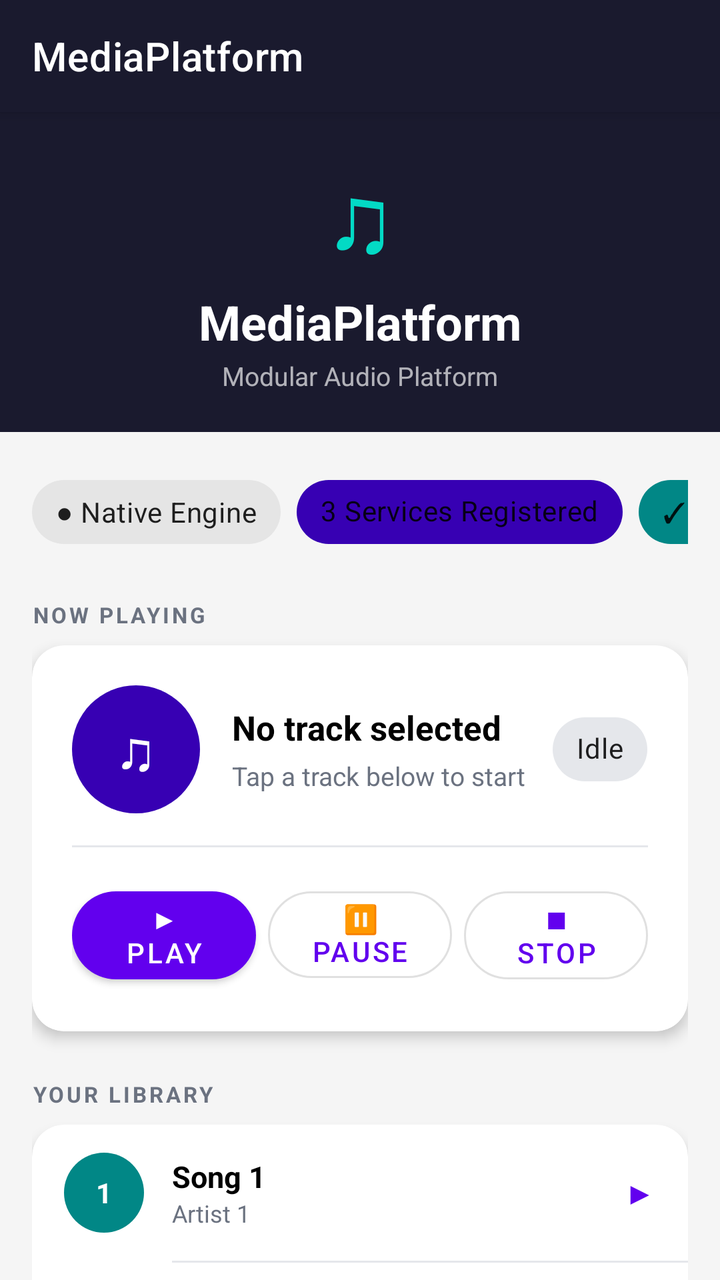
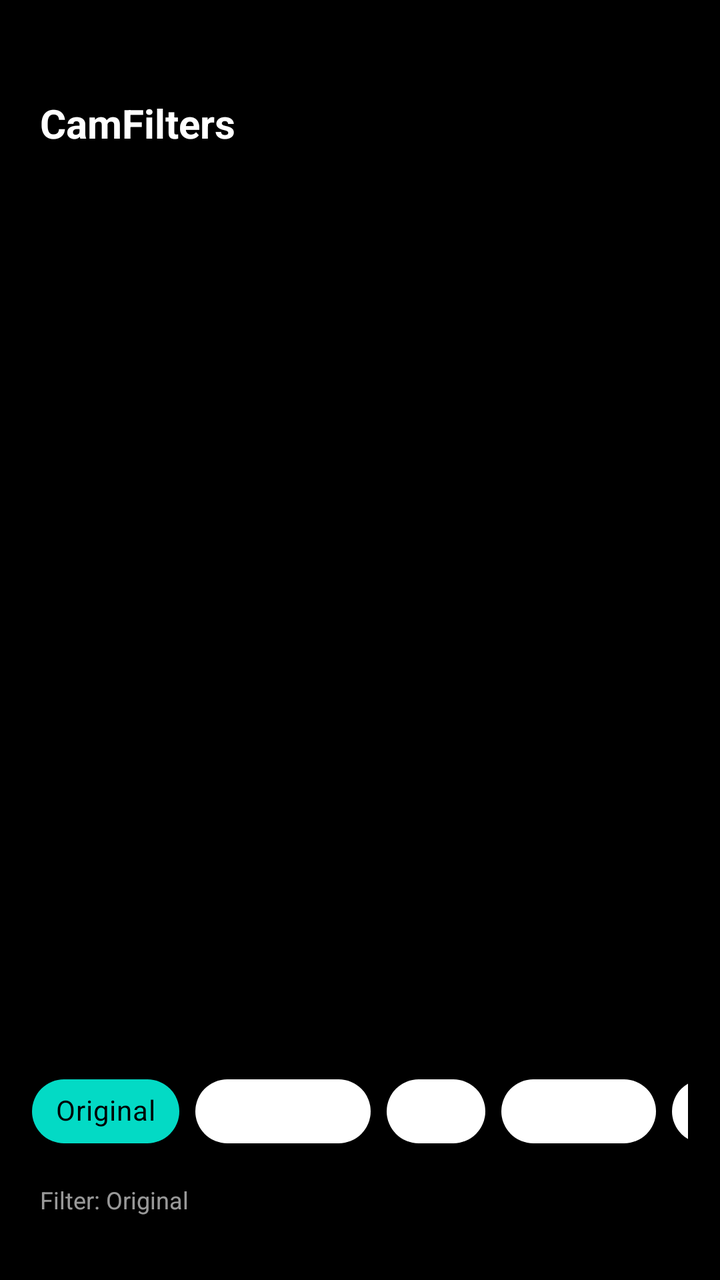

Screens rendered from an Android XML layout before and after an edit, with the pre-edit source and the edit as a unified diff.
<!-- AndroidManifest.xml: application theme Theme.PlatformSandbox -->
<!-- res/layout/activity_main.xml -->
<?xml version="1.0" encoding="utf-8"?>
<androidx.coordinatorlayout.widget.CoordinatorLayout
    xmlns:android="http://schemas.android.com/apk/res/android"
    xmlns:app="http://schemas.android.com/apk/res-auto"
    android:layout_width="match_parent"
    android:layout_height="match_parent"
    android:background="@color/surface_light">

    
    <com.google.android.material.appbar.AppBarLayout
        android:id="@+id/appBarLayout"
        android:layout_width="match_parent"
        android:layout_height="wrap_content"
        android:background="@color/header_bg">

        <androidx.appcompat.widget.Toolbar
            android:id="@+id/toolbar"
            android:layout_width="match_parent"
            android:layout_height="?attr/actionBarSize"
            android:background="@color/header_bg"
            app:title="MediaPlatform"
            app:titleTextColor="@color/white" />

    </com.google.android.material.appbar.AppBarLayout>

    <androidx.core.widget.NestedScrollView
        android:layout_width="match_parent"
        android:layout_height="match_parent"
        app:layout_behavior="@string/appbar_scrolling_view_behavior">

        <LinearLayout
            android:layout_width="match_parent"
            android:layout_height="wrap_content"
            android:orientation="vertical">

            
            <LinearLayout
                android:layout_width="match_parent"
                android:layout_height="160dp"
                android:orientation="vertical"
                android:gravity="center"
                android:background="@color/header_bg">

                <TextView
                    android:layout_width="wrap_content"
                    android:layout_height="wrap_content"
                    android:text="♫"
                    android:textSize="48sp"
                    android:textColor="@color/teal_200" />

                <TextView
                    android:layout_width="wrap_content"
                    android:layout_height="wrap_content"
                    android:text="MediaPlatform"
                    android:textSize="24sp"
                    android:textStyle="bold"
                    android:textColor="@color/white"
                    android:layout_marginTop="4dp" />

                <TextView
                    android:layout_width="wrap_content"
                    android:layout_height="wrap_content"
                    android:text="Modular Audio Platform"
                    android:textSize="13sp"
                    android:textColor="#AAFFFFFF"
                    android:layout_marginTop="2dp" />

            </LinearLayout>

            
            <LinearLayout
                android:layout_width="match_parent"
                android:layout_height="wrap_content"
                android:orientation="vertical"
                android:padding="16dp">

                
                <HorizontalScrollView
                    android:layout_width="match_parent"
                    android:layout_height="wrap_content"
                    android:scrollbars="none"
                    android:layout_marginBottom="20dp">

                    <LinearLayout
                        android:layout_width="wrap_content"
                        android:layout_height="wrap_content"
                        android:orientation="horizontal"
                        android:gravity="center_vertical">

                        <com.google.android.material.chip.Chip
                            android:id="@+id/chipNativeEngine"
                            android:layout_width="wrap_content"
                            android:layout_height="wrap_content"
                            android:text="● Native Engine"
                            android:clickable="false"
                            android:focusable="false"
                            android:layout_marginEnd="8dp" />

                        <com.google.android.material.chip.Chip
                            android:id="@+id/chipServices"
                            android:layout_width="wrap_content"
                            android:layout_height="wrap_content"
                            android:text="3 Services Registered"
                            android:clickable="false"
                            android:focusable="false"
                            app:chipBackgroundColor="@color/purple_700"
                            android:layout_marginEnd="8dp" />

                        <com.google.android.material.chip.Chip
                            android:id="@+id/chipIsolation"
                            android:layout_width="wrap_content"
                            android:layout_height="wrap_content"
                            android:text="✓ Isolation: Enforced"
                            android:clickable="false"
                            android:focusable="false"
                            app:chipBackgroundColor="@color/teal_700" />

                    </LinearLayout>
                </HorizontalScrollView>

                
                <TextView
                    android:layout_width="wrap_content"
                    android:layout_height="wrap_content"
                    android:text="NOW PLAYING"
                    android:textSize="11sp"
                    android:textStyle="bold"
                    android:letterSpacing="0.12"
                    android:textColor="@color/text_secondary"
                    android:layout_marginBottom="8dp" />

                <com.google.android.material.card.MaterialCardView
                    android:layout_width="match_parent"
                    android:layout_height="wrap_content"
                    android:layout_marginBottom="24dp"
                    app:cardCornerRadius="16dp"
                    app:cardElevation="4dp"
                    app:cardBackgroundColor="@color/white">

                    <LinearLayout
                        android:layout_width="match_parent"
                        android:layout_height="wrap_content"
                        android:orientation="vertical"
                        android:padding="20dp">

                        
                        <LinearLayout
                            android:layout_width="match_parent"
                            android:layout_height="wrap_content"
                            android:orientation="horizontal"
                            android:gravity="center_vertical"
                            android:layout_marginBottom="16dp">

                            <FrameLayout
                                android:layout_width="64dp"
                                android:layout_height="64dp"
                                android:layout_marginEnd="16dp"
                                android:background="@drawable/bg_album_art">

                                <TextView
                                    android:layout_width="wrap_content"
                                    android:layout_height="wrap_content"
                                    android:layout_gravity="center"
                                    android:text="♫"
                                    android:textSize="28sp"
                                    android:textColor="@color/white" />

                            </FrameLayout>

                            <LinearLayout
                                android:layout_width="0dp"
                                android:layout_height="wrap_content"
                                android:layout_weight="1"
                                android:orientation="vertical">

                                <TextView
                                    android:id="@+id/nowPlayingTitle"
                                    android:layout_width="wrap_content"
                                    android:layout_height="wrap_content"
                                    android:text="No track selected"
                                    android:textSize="17sp"
                                    android:textStyle="bold"
                                    android:textColor="@color/black" />

                                <TextView
                                    android:id="@+id/nowPlayingArtist"
                                    android:layout_width="wrap_content"
                                    android:layout_height="wrap_content"
                                    android:text="Tap a track below to start"
                                    android:textSize="13sp"
                                    android:textColor="@color/text_secondary"
                                    android:layout_marginTop="4dp" />

                            </LinearLayout>

                            <com.google.android.material.chip.Chip
                                android:id="@+id/chipPlaybackState"
                                android:layout_width="wrap_content"
                                android:layout_height="wrap_content"
                                android:text="Idle"
                                android:clickable="false"
                                android:focusable="false"
                                app:chipBackgroundColor="@color/chip_idle_bg" />

                        </LinearLayout>

                        
                        <View
                            android:layout_width="match_parent"
                            android:layout_height="1dp"
                            android:background="@color/track_divider"
                            android:layout_marginBottom="16dp" />

                        
                        <LinearLayout
                            android:layout_width="match_parent"
                            android:layout_height="wrap_content"
                            android:orientation="horizontal">

                            <com.google.android.material.button.MaterialButton
                                android:id="@+id/btnPlay"
                                android:layout_width="0dp"
                                android:layout_weight="1"
                                android:layout_height="wrap_content"
                                android:text="▶  Play"
                                android:layout_marginEnd="6dp"
                                app:cornerRadius="24dp"
                                style="@style/Widget.MaterialComponents.Button" />

                            <com.google.android.material.button.MaterialButton
                                android:id="@+id/btnPause"
                                android:layout_width="0dp"
                                android:layout_weight="1"
                                android:layout_height="wrap_content"
                                android:text="⏸  Pause"
                                android:layout_marginEnd="6dp"
                                app:cornerRadius="24dp"
                                style="@style/Widget.MaterialComponents.Button.OutlinedButton" />

                            <com.google.android.material.button.MaterialButton
                                android:id="@+id/btnStop"
                                android:layout_width="0dp"
                                android:layout_weight="1"
                                android:layout_height="wrap_content"
                                android:text="■  Stop"
                                app:cornerRadius="24dp"
                                style="@style/Widget.MaterialComponents.Button.OutlinedButton" />

                        </LinearLayout>

                    </LinearLayout>

                </com.google.android.material.card.MaterialCardView>

                
                <TextView
                    android:layout_width="wrap_content"
                    android:layout_height="wrap_content"
                    android:text="YOUR LIBRARY"
                    android:textSize="11sp"
                    android:textStyle="bold"
                    android:letterSpacing="0.12"
                    android:textColor="@color/text_secondary"
                    android:layout_marginBottom="8dp" />

                <com.google.android.material.card.MaterialCardView
                    android:layout_width="match_parent"
                    android:layout_height="wrap_content"
                    android:layout_marginBottom="24dp"
                    app:cardCornerRadius="16dp"
                    app:cardElevation="4dp"
                    app:cardBackgroundColor="@color/white">

                    <LinearLayout
                        android:layout_width="match_parent"
                        android:layout_height="wrap_content"
                        android:orientation="vertical">

                        
                        <LinearLayout
                            android:id="@+id/trackRow1"
                            android:layout_width="match_parent"
                            android:layout_height="68dp"
                            android:orientation="horizontal"
                            android:gravity="center_vertical"
                            android:paddingStart="16dp"
                            android:paddingEnd="16dp"
                            android:background="?attr/selectableItemBackground"
                            android:clickable="true"
                            android:focusable="true">

                            <TextView
                                android:layout_width="40dp"
                                android:layout_height="40dp"
                                android:text="1"
                                android:textSize="14sp"
                                android:textColor="@color/white"
                                android:textStyle="bold"
                                android:gravity="center"
                                android:background="@drawable/bg_track_number"
                                android:layout_marginEnd="14dp" />

                            <LinearLayout
                                android:layout_width="0dp"
                                android:layout_height="wrap_content"
                                android:layout_weight="1"
                                android:orientation="vertical">

                                <TextView
                                    android:id="@+id/track1Title"
                                    android:layout_width="wrap_content"
                                    android:layout_height="wrap_content"
                                    android:text="Song 1"
                                    android:textSize="15sp"
                                    android:textStyle="bold"
                                    android:textColor="@color/black" />

                                <TextView
                                    android:id="@+id/track1Artist"
                                    android:layout_width="wrap_content"
                                    android:layout_height="wrap_content"
                                    android:text="Artist 1"
                                    android:textSize="12sp"
                                    android:textColor="@color/text_secondary" />

                            </LinearLayout>

                            <TextView
                                android:layout_width="wrap_content"
                                android:layout_height="wrap_content"
                                android:text="▶"
                                android:textSize="16sp"
                                android:textColor="@color/purple_500" />

                        </LinearLayout>

                        <View
                            android:layout_width="match_parent"
                            android:layout_height="1dp"
                            android:background="@color/track_divider"
                            android:layout_marginStart="70dp" />

                        
                        <LinearLayout
                            android:id="@+id/trackRow2"
                            android:layout_width="match_parent"
                            android:layout_height="68dp"
                            android:orientation="horizontal"
                            android:gravity="center_vertical"
                            android:paddingStart="16dp"
                            android:paddingEnd="16dp"
                            android:background="?attr/selectableItemBackground"
                            android:clickable="true"
                            android:focusable="true">

                            <TextView
                                android:layout_width="40dp"
                                android:layout_height="40dp"
                                android:text="2"
                                android:textSize="14sp"
                                android:textColor="@color/white"
                                android:textStyle="bold"
                                android:gravity="center"
                                android:background="@drawable/bg_track_number"
                                android:layout_marginEnd="14dp" />

                            <LinearLayout
                                android:layout_width="0dp"
                                android:layout_height="wrap_content"
                                android:layout_weight="1"
                                android:orientation="vertical">

                                <TextView
                                    android:id="@+id/track2Title"
                                    android:layout_width="wrap_content"
                                    android:layout_height="wrap_content"
                                    android:text="Song 2"
                                    android:textSize="15sp"
                                    android:textStyle="bold"
                                    android:textColor="@color/black" />

                                <TextView
                                    android:id="@+id/track2Artist"
                                    android:layout_width="wrap_content"
                                    android:layout_height="wrap_content"
                                    android:text="Artist 2"
                                    android:textSize="12sp"
                                    android:textColor="@color/text_secondary" />

                            </LinearLayout>

                            <TextView
                                android:layout_width="wrap_content"
                                android:layout_height="wrap_content"
                                android:text="▶"
                                android:textSize="16sp"
                                android:textColor="@color/purple_500" />

                        </LinearLayout>

                        <View
                            android:layout_width="match_parent"
                            android:layout_height="1dp"
                            android:background="@color/track_divider"
                            android:layout_marginStart="70dp" />

                        
                        <LinearLayout
                            android:id="@+id/trackRow3"
                            android:layout_width="match_parent"
                            android:layout_height="68dp"
                            android:orientation="horizontal"
                            android:gravity="center_vertical"
                            android:paddingStart="16dp"
                            android:paddingEnd="16dp"
                            android:background="?attr/selectableItemBackground"
                            android:clickable="true"
                            android:focusable="true">

                            <TextView
                                android:layout_width="40dp"
                                android:layout_height="40dp"
                                android:text="3"
                                android:textSize="14sp"
                                android:textColor="@color/white"
                                android:textStyle="bold"
                                android:gravity="center"
                                android:background="@drawable/bg_track_number"
                                android:layout_marginEnd="14dp" />

                            <LinearLayout
                                android:layout_width="0dp"
                                android:layout_height="wrap_content"
                                android:layout_weight="1"
                                android:orientation="vertical">

                                <TextView
                                    android:id="@+id/track3Title"
                                    android:layout_width="wrap_content"
                                    android:layout_height="wrap_content"
                                    android:text="Song 3"
                                    android:textSize="15sp"
                                    android:textStyle="bold"
                                    android:textColor="@color/black" />

                                <TextView
                                    android:id="@+id/track3Artist"
                                    android:layout_width="wrap_content"
                                    android:layout_height="wrap_content"
                                    android:text="Artist 3"
                                    android:textSize="12sp"
                                    android:textColor="@color/text_secondary" />

                            </LinearLayout>

                            <TextView
                                android:layout_width="wrap_content"
                                android:layout_height="wrap_content"
                                android:text="▶"
                                android:textSize="16sp"
                                android:textColor="@color/purple_500" />

                        </LinearLayout>

                    </LinearLayout>

                </com.google.android.material.card.MaterialCardView>

                
                <TextView
                    android:layout_width="wrap_content"
                    android:layout_height="wrap_content"
                    android:text="PLATFORM MODULES"
                    android:textSize="11sp"
                    android:textStyle="bold"
                    android:letterSpacing="0.12"
                    android:textColor="@color/text_secondary"
                    android:layout_marginBottom="8dp" />

                <com.google.android.material.card.MaterialCardView
                    android:layout_width="match_parent"
                    android:layout_height="wrap_content"
                    android:layout_marginBottom="32dp"
                    app:cardCornerRadius="16dp"
                    app:cardElevation="4dp"
                    app:cardBackgroundColor="@color/white">

                    <LinearLayout
                        android:layout_width="match_parent"
                        android:layout_height="wrap_content"
                        android:orientation="vertical"
                        android:padding="8dp">

                        
                        <LinearLayout
                            android:layout_width="match_parent"
                            android:layout_height="wrap_content"
                            android:orientation="horizontal"
                            android:gravity="center_vertical"
                            android:padding="12dp">

                            <View
                                android:layout_width="10dp"
                                android:layout_height="10dp"
                                android:background="@drawable/bg_track_number"
                                android:layout_marginEnd="14dp" />

                            <LinearLayout
                                android:layout_width="0dp"
                                android:layout_height="wrap_content"
                                android:layout_weight="1"
                                android:orientation="vertical">

                                <TextView
                                    android:layout_width="wrap_content"
                                    android:layout_height="wrap_content"
                                    android:text="platform:core"
                                    android:textSize="13sp"
                                    android:textStyle="bold"
                                    android:textColor="@color/black" />

                                <TextView
                                    android:layout_width="wrap_content"
                                    android:layout_height="wrap_content"
                                    android:text="Pure Kotlin utilities · Result · Disposable"
                                    android:textSize="11sp"
                                    android:textColor="@color/text_secondary" />

                            </LinearLayout>

                        </LinearLayout>

                        <View
                            android:layout_width="match_parent"
                            android:layout_height="1dp"
                            android:background="@color/track_divider"
                            android:layout_marginStart="36dp" />

                        
                        <LinearLayout
                            android:layout_width="match_parent"
                            android:layout_height="wrap_content"
                            android:orientation="horizontal"
                            android:gravity="center_vertical"
                            android:padding="12dp">

                            <View
                                android:layout_width="10dp"
                                android:layout_height="10dp"
                                android:background="@drawable/bg_track_number"
                                android:layout_marginEnd="14dp" />

                            <LinearLayout
                                android:layout_width="0dp"
                                android:layout_height="wrap_content"
                                android:layout_weight="1"
                                android:orientation="vertical">

                                <TextView
                                    android:layout_width="wrap_content"
                                    android:layout_height="wrap_content"
                                    android:text="platform:services"
                                    android:textSize="13sp"
                                    android:textStyle="bold"
                                    android:textColor="@color/black" />

                                <TextView
                                    android:layout_width="wrap_content"
                                    android:layout_height="wrap_content"
                                    android:text="Service lifecycle · ServiceRegistry · ordered start/stop"
                                    android:textSize="11sp"
                                    android:textColor="@color/text_secondary" />

                            </LinearLayout>

                        </LinearLayout>

                        <View
                            android:layout_width="match_parent"
                            android:layout_height="1dp"
                            android:background="@color/track_divider"
                            android:layout_marginStart="36dp" />

                        
                        <LinearLayout
                            android:layout_width="match_parent"
                            android:layout_height="wrap_content"
                            android:orientation="horizontal"
                            android:gravity="center_vertical"
                            android:padding="12dp">

                            <View
                                android:layout_width="10dp"
                                android:layout_height="10dp"
                                android:background="@drawable/bg_album_art"
                                android:layout_marginEnd="14dp" />

                            <LinearLayout
                                android:layout_width="0dp"
                                android:layout_height="wrap_content"
                                android:layout_weight="1"
                                android:orientation="vertical">

                                <TextView
                                    android:layout_width="wrap_content"
                                    android:layout_height="wrap_content"
                                    android:text="platform:native-bridge"
                                    android:textSize="13sp"
                                    android:textStyle="bold"
                                    android:textColor="@color/black" />

                                <TextView
                                    android:layout_width="wrap_content"
                                    android:layout_height="wrap_content"
                                    android:text="JNI boundary · Kotlin ↔ C++ · NativeEngine"
                                    android:textSize="11sp"
                                    android:textColor="@color/text_secondary" />

                            </LinearLayout>

                        </LinearLayout>

                        <View
                            android:layout_width="match_parent"
                            android:layout_height="1dp"
                            android:background="@color/track_divider"
                            android:layout_marginStart="36dp" />

                        
                        <LinearLayout
                            android:layout_width="match_parent"
                            android:layout_height="wrap_content"
                            android:orientation="horizontal"
                            android:gravity="center_vertical"
                            android:padding="12dp">

                            <View
                                android:layout_width="10dp"
                                android:layout_height="10dp"
                                android:background="@drawable/bg_album_art"
                                android:layout_marginEnd="14dp" />

                            <LinearLayout
                                android:layout_width="0dp"
                                android:layout_height="wrap_content"
                                android:layout_weight="1"
                                android:orientation="vertical">

                                <TextView
                                    android:layout_width="wrap_content"
                                    android:layout_height="wrap_content"
                                    android:text="features:playback"
                                    android:textSize="13sp"
                                    android:textStyle="bold"
                                    android:textColor="@color/black" />

                                <TextView
                                    android:layout_width="wrap_content"
                                    android:layout_height="wrap_content"
                                    android:text="Isolated feature · play · pause · stop · state"
                                    android:textSize="11sp"
                                    android:textColor="@color/text_secondary" />

                            </LinearLayout>

                        </LinearLayout>

                        <View
                            android:layout_width="match_parent"
                            android:layout_height="1dp"
                            android:background="@color/track_divider"
                            android:layout_marginStart="36dp" />

                        
                        <LinearLayout
                            android:layout_width="match_parent"
                            android:layout_height="wrap_content"
                            android:orientation="horizontal"
                            android:gravity="center_vertical"
                            android:padding="12dp">

                            <View
                                android:layout_width="10dp"
                                android:layout_height="10dp"
                                android:background="@drawable/bg_album_art"
                                android:layout_marginEnd="14dp" />

                            <LinearLayout
                                android:layout_width="0dp"
                                android:layout_height="wrap_content"
                                android:layout_weight="1"
                                android:orientation="vertical">

                                <TextView
                                    android:layout_width="wrap_content"
                                    android:layout_height="wrap_content"
                                    android:text="features:library"
                                    android:textSize="13sp"
                                    android:textStyle="bold"
                                    android:textColor="@color/black" />

                                <TextView
                                    android:layout_width="wrap_content"
                                    android:layout_height="wrap_content"
                                    android:text="Isolated feature · track list · selection"
                                    android:textSize="11sp"
                                    android:textColor="@color/text_secondary" />

                            </LinearLayout>

                        </LinearLayout>

                    </LinearLayout>

                </com.google.android.material.card.MaterialCardView>

            </LinearLayout>

        </LinearLayout>

    </androidx.core.widget.NestedScrollView>

</androidx.coordinatorlayout.widget.CoordinatorLayout>
<!-- resources referenced by this layout -->
<resources>
  <color name="black">#FF000000</color>
  <color name="chip_idle_bg">#FFE5E7EB</color>
  <color name="header_bg">#FF1A1A2E</color>
  <color name="purple_500">#FF6200EE</color>
  <color name="purple_700">#FF3700B3</color>
  <color name="surface_light">#FFF5F5F5</color>
  <color name="teal_200">#FF03DAC5</color>
  <color name="teal_700">#FF018786</color>
  <color name="text_secondary">#FF6B7280</color>
  <color name="track_divider">#FFE5E7EB</color>
  <color name="white">#FFFFFFFF</color>
  <!-- drawable bg_album_art (drawable) -->
  <?xml version="1.0" encoding="utf-8"?>
  <shape xmlns:android="http://schemas.android.com/apk/res/android"
      android:shape="oval">
      <solid android:color="@color/purple_700" />
  </shape>
  <!-- drawable bg_track_number (drawable) -->
  <?xml version="1.0" encoding="utf-8"?>
  <shape xmlns:android="http://schemas.android.com/apk/res/android"
      android:shape="oval">
      <solid android:color="@color/teal_700" />
  </shape>
  <style name="Theme.PlatformSandbox" parent="Theme.MaterialComponents.DayNight.NoActionBar">
          <item name="colorPrimary">@color/purple_500</item>
          <item name="colorPrimaryVariant">@color/purple_700</item>
          <item name="colorOnPrimary">@color/white</item>
          <item name="colorSecondary">@color/teal_200</item>
          <item name="colorSecondaryVariant">@color/teal_700</item>
          <item name="colorOnSecondary">@color/black</item>
          <item name="android:statusBarColor">?attr/colorPrimaryVariant</item>
      </style>
</resources>

<!-- the commit's change to res/layout/activity_main.xml (unified diff, before → after) -->
@@ -1,723 +1,177 @@
 <?xml version="1.0" encoding="utf-8"?>
-<androidx.coordinatorlayout.widget.CoordinatorLayout
+<FrameLayout
     xmlns:android="http://schemas.android.com/apk/res/android"
     xmlns:app="http://schemas.android.com/apk/res-auto"
     android:layout_width="match_parent"
     android:layout_height="match_parent"
-    android:background="@color/surface_light">
+    android:background="@color/frame_bg">
 
     
-    <com.google.android.material.appbar.AppBarLayout
-        android:id="@+id/appBarLayout"
+    <ImageView
+        android:id="@+id/frameView"
+        android:layout_width="match_parent"
+        android:layout_height="match_parent"
+        android:scaleType="centerCrop"
+        android:background="@color/frame_bg"
+        android:contentDescription="Camera preview" />
+
+    
+    <LinearLayout
         android:layout_width="match_parent"
         android:layout_height="wrap_content"
-        android:background="@color/header_bg">
+        android:orientation="horizontal"
+        android:gravity="center_vertical"
+        android:paddingStart="20dp"
+        android:paddingEnd="20dp"
+        android:paddingTop="48dp"
+        android:paddingBottom="12dp"
+        android:background="#88000000">
 
-        <androidx.appcompat.widget.Toolbar
-            android:id="@+id/toolbar"
-            android:layout_width="match_parent"
-            android:layout_height="?attr/actionBarSize"
-            android:background="@color/header_bg"
-            app:title="MediaPlatform"
-            app:titleTextColor="@color/white" />
+        <TextView
+            android:layout_width="0dp"
+            android:layout_height="wrap_content"
+            android:layout_weight="1"
+            android:text="CamFilters"
+            android:textSize="20sp"
+            android:textStyle="bold"
+            android:textColor="@color/white" />
 
-    </com.google.android.material.appbar.AppBarLayout>
+        <TextView
+            android:id="@+id/fpsText"
+            android:layout_width="wrap_content"
+            android:layout_height="wrap_content"
+            android:text=""
+            android:textSize="13sp"
+            android:textColor="@color/teal_200" />
 
-    <androidx.core.widget.NestedScrollView
+    </LinearLayout>
+
+    
+    <LinearLayout
         android:layout_width="match_parent"
-        android:layout_height="match_parent"
-        app:layout_behavior="@string/appbar_scrolling_view_behavior">
+        android:layout_height="wrap_content"
+        android:layout_gravity="bottom"
+        android:orientation="vertical"
+        android:background="@color/overlay_bg"
+        android:paddingTop="16dp"
+        android:paddingBottom="32dp">
 
-        <LinearLayout
+        
+        <HorizontalScrollView
             android:layout_width="match_parent"
             android:layout_height="wrap_content"
-            android:orientation="vertical">
+            android:scrollbars="none"
+            android:paddingStart="16dp"
+            android:paddingEnd="16dp"
+            android:layout_marginBottom="12dp">
 
-            
             <LinearLayout
-                android:layout_width="match_parent"
-                android:layout_height="160dp"
-                android:orientation="vertical"
-                android:gravity="center"
-                android:background="@color/header_bg">
+                android:id="@+id/chipRow"
+                android:layout_width="wrap_content"
+                android:layout_height="wrap_content"
+                android:orientation="horizontal"
+                android:gravity="center_vertical">
 
-                <TextView
+                
+                <com.google.android.material.chip.Chip
+                    android:id="@+id/chipNone"
                     android:layout_width="wrap_content"
                     android:layout_height="wrap_content"
-                    android:text="♫"
-                    android:textSize="48sp"
-                    android:textColor="@color/teal_200" />
+                    android:text="Original"
+                    android:layout_marginEnd="8dp"
+                    app:chipBackgroundColor="@color/chip_selected_bg"
+                    android:textColor="@color/chip_text_selected" />
 
-                <TextView
+                
+                <com.google.android.material.chip.Chip
+                    android:id="@+id/chipGrayscale"
                     android:layout_width="wrap_content"
                     android:layout_height="wrap_content"
-                    android:text="MediaPlatform"
-                    android:textSize="24sp"
-                    android:textStyle="bold"
-                    android:textColor="@color/white"
-                    android:layout_marginTop="4dp" />
+                    android:text="Grayscale"
+                    android:layout_marginEnd="8dp"
+                    app:chipBackgroundColor="@color/chip_unselected_bg"
+                    android:textColor="@color/chip_text_unselected" />
 
-                <TextView
+                
+                <com.google.android.material.chip.Chip
+                    android:id="@+id/chipBlur"
                     android:layout_width="wrap_content"
                     android:layout_height="wrap_content"
-                    android:text="Modular Audio Platform"
-                    android:textSize="13sp"
-                    android:textColor="#AAFFFFFF"
-                    android:layout_marginTop="2dp" />
+                    android:text="Blur"
+                    android:layout_marginEnd="8dp"
+                    app:chipBackgroundColor="@color/chip_unselected_bg"
+                    android:textColor="@color/chip_text_unselected" />
+
+                
+                <com.google.android.material.chip.Chip
+                    android:id="@+id/chipSharpen"
+                    android:layout_width="wrap_content"
+                    android:layout_height="wrap_content"
+                    android:text="Sharpen"
+                    android:layout_marginEnd="8dp"
+                    app:chipBackgroundColor="@color/chip_unselected_bg"
+                    android:textColor="@color/chip_text_unselected" />
+
+                
+                <com.google.android.material.chip.Chip
+                    android:id="@+id/chipEdges"
+                    android:layout_width="wrap_content"
+                    android:layout_height="wrap_content"
+                    android:text="Edges"
+                    app:chipBackgroundColor="@color/chip_unselected_bg"
+                    android:textColor="@color/chip_text_unselected" />
 
             </LinearLayout>
 
-            
-            <LinearLayout
-                android:layout_width="match_parent"
-                android:layout_height="wrap_content"
-                android:orientation="vertical"
-                android:padding="16dp">
+        </HorizontalScrollView>
 
-                
-                <HorizontalScrollView
-                    android:layout_width="match_parent"
-                    android:layout_height="wrap_content"
-                    android:scrollbars="none"
-                    android:layout_marginBottom="20dp">
+        
+        <TextView
+            android:id="@+id/activeFilterLabel"
+            android:layout_width="match_parent"
+            android:layout_height="wrap_content"
+            android:text="Filter: Original"
+            android:textSize="12sp"
+            android:textColor="@color/status_text"
+            android:paddingStart="20dp"
+            android:paddingEnd="20dp" />
 
-                    <LinearLayout
-                        android:layout_width="wrap_content"
-                        android:layout_height="wrap_content"
-                        android:orientation="horizontal"
-                        android:gravity="center_vertical">
+    </LinearLayout>
 
-                        <com.google.android.material.chip.Chip
-                            android:id="@+id/chipNativeEngine"
-                            android:layout_width="wrap_content"
-                            android:layout_height="wrap_content"
-                            android:text="● Native Engine"
-                            android:clickable="false"
-                            android:focusable="false"
-                            android:layout_marginEnd="8dp" />
+    
+    <LinearLayout
+        android:id="@+id/permissionLayout"
+        android:layout_width="match_parent"
+        android:layout_height="match_parent"
+        android:orientation="vertical"
+        android:gravity="center"
+        android:background="@color/permission_bg"
+        android:padding="32dp"
+        android:visibility="gone">
 
-                        <com.google.android.material.chip.Chip
-                            android:id="@+id/chipServices"
-                            android:layout_width="wrap_content"
-                            android:layout_height="wrap_content"
-                            android:text="3 Services Registered"
-                            android:clickable="false"
-                            android:focusable="false"
-                            app:chipBackgroundColor="@color/purple_700"
-                            android:layout_marginEnd="8dp" />
+        <TextView
+            android:layout_width="wrap_content"
+            android:layout_height="wrap_content"
+            android:text="📷"
+            android:textSize="64sp"
+            android:layout_marginBottom="16dp" />
 
-                        <com.google.android.material.chip.Chip
-                            android:id="@+id/chipIsolation"
-                            android:layout_width="wrap_content"
-                            android:layout_height="wrap_content"
-                            android:text="✓ Isolation: Enforced"
-                            android:clickable="false"
-                            android:focusable="false"
-                            app:chipBackgroundColor="@color/teal_700" />
+        <TextView
+            android:layout_width="wrap_content"
+            android:layout_height="wrap_content"
+            android:text="@string/permission_required"
+            android:textSize="16sp"
+            android:textColor="@color/white"
+            android:gravity="center"
+            android:layout_marginBottom="24dp" />
 
-                    </LinearLayout>
-                </HorizontalScrollView>
+        <com.google.android.material.button.MaterialButton
+            android:id="@+id/btnGrantPermission"
+            android:layout_width="wrap_content"
+            android:layout_height="wrap_content"
+            android:text="@string/grant_permission"
+            app:cornerRadius="24dp" />
 
-                
-                <TextView
-                    android:layout_width="wrap_content"
-                    android:layout_height="wrap_content"
-                    android:text="NOW PLAYING"
-                    android:textSize="11sp"
-                    android:textStyle="bold"
-                    android:letterSpacing="0.12"
-                    android:textColor="@color/text_secondary"
-                    android:layout_marginBottom="8dp" />
+    </LinearLayout>
 
-                <com.google.android.material.card.MaterialCardView
-                    android:layout_width="match_parent"
-                    android:layout_height="wrap_content"
-                    android:layout_marginBottom="24dp"
-                    app:cardCornerRadius="16dp"
-                    app:cardElevation="4dp"
-                    app:cardBackgroundColor="@color/white">
-
-                    <LinearLayout
-                        android:layout_width="match_parent"
-                        android:layout_height="wrap_content"
-                        android:orientation="vertical"
-                        android:padding="20dp">
-
-                        
-                        <LinearLayout
-                            android:layout_width="match_parent"
-                            android:layout_height="wrap_content"
-                            android:orientation="horizontal"
-                            android:gravity="center_vertical"
-                            android:layout_marginBottom="16dp">
-
-                            <FrameLayout
-                                android:layout_width="64dp"
-                                android:layout_height="64dp"
-                                android:layout_marginEnd="16dp"
-                                android:background="@drawable/bg_album_art">
-
-                                <TextView
-                                    android:layout_width="wrap_content"
-                                    android:layout_height="wrap_content"
-                                    android:layout_gravity="center"
-                                    android:text="♫"
-                                    android:textSize="28sp"
-                                    android:textColor="@color/white" />
-
-                            </FrameLayout>
-
-                            <LinearLayout
-                                android:layout_width="0dp"
-                                android:layout_height="wrap_content"
-                                android:layout_weight="1"
-                                android:orientation="vertical">
-
-                                <TextView
-                                    android:id="@+id/nowPlayingTitle"
-                                    android:layout_width="wrap_content"
-                                    android:layout_height="wrap_content"
-                                    android:text="No track selected"
-                                    android:textSize="17sp"
-                                    android:textStyle="bold"
-                                    android:textColor="@color/black" />
-
-                                <TextView
-                                    android:id="@+id/nowPlayingArtist"
-                                    android:layout_width="wrap_content"
-                                    android:layout_height="wrap_content"
-                                    android:text="Tap a track below to start"
-                                    android:textSize="13sp"
-                                    android:textColor="@color/text_secondary"
-                                    android:layout_marginTop="4dp" />
-
-                            </LinearLayout>
-
-                            <com.google.android.material.chip.Chip
-                                android:id="@+id/chipPlaybackState"
-                                android:layout_width="wrap_content"
-                                android:layout_height="wrap_content"
-                                android:text="Idle"
-                                android:clickable="false"
-                                android:focusable="false"
-                                app:chipBackgroundColor="@color/chip_idle_bg" />
-
-                        </LinearLayout>
-
-                        
-                        <View
-                            android:layout_width="match_parent"
-                            android:layout_height="1dp"
-                            android:background="@color/track_divider"
-                            android:layout_marginBottom="16dp" />
-
-                        
-                        <LinearLayout
-                            android:layout_width="match_parent"
-                            android:layout_height="wrap_content"
-                            android:orientation="horizontal">
-
-                            <com.google.android.material.button.MaterialButton
-                                android:id="@+id/btnPlay"
-                                android:layout_width="0dp"
-                                android:layout_weight="1"
-                                android:layout_height="wrap_content"
-                                android:text="▶  Play"
-                                android:layout_marginEnd="6dp"
-                                app:cornerRadius="24dp"
-                                style="@style/Widget.MaterialComponents.Button" />
-
-                            <com.google.android.material.button.MaterialButton
-                                android:id="@+id/btnPause"
-                                android:layout_width="0dp"
-                                android:layout_weight="1"
-                                android:layout_height="wrap_content"
-                                android:text="⏸  Pause"
-                                android:layout_marginEnd="6dp"
-                                app:cornerRadius="24dp"
-                                style="@style/Widget.MaterialComponents.Button.OutlinedButton" />
-
-                            <com.google.android.material.button.MaterialButton
-                                android:id="@+id/btnStop"
-                                android:layout_width="0dp"
-                                android:layout_weight="1"
-                                android:layout_height="wrap_content"
-                                android:text="■  Stop"
-                                app:cornerRadius="24dp"
-                                style="@style/Widget.MaterialComponents.Button.OutlinedButton" />
-
-                        </LinearLayout>
-
-                    </LinearLayout>
-
-                </com.google.android.material.card.MaterialCardView>
-
-                
-                <TextView
-                    android:layout_width="wrap_content"
-                    android:layout_height="wrap_content"
-                    android:text="YOUR LIBRARY"
-                    android:textSize="11sp"
-                    android:textStyle="bold"
-                    android:letterSpacing="0.12"
-                    android:textColor="@color/text_secondary"
-                    android:layout_marginBottom="8dp" />
-
-                <com.google.android.material.card.MaterialCardView
-                    android:layout_width="match_parent"
-                    android:layout_height="wrap_content"
-                    android:layout_marginBottom="24dp"
-                    app:cardCornerRadius="16dp"
-                    app:cardElevation="4dp"
-                    app:cardBackgroundColor="@color/white">
-
-                    <LinearLayout
-                        android:layout_width="match_parent"
-                        android:layout_height="wrap_content"
-                        android:orientation="vertical">
-
-                        
-                        <LinearLayout
-                            android:id="@+id/trackRow1"
-                            android:layout_width="match_parent"
-                            android:layout_height="68dp"
-                            android:orientation="horizontal"
-                            android:gravity="center_vertical"
-                            android:paddingStart="16dp"
-                            android:paddingEnd="16dp"
-                            android:background="?attr/selectableItemBackground"
-                            android:clickable="true"
-                            android:focusable="true">
-
-                            <TextView
-                                android:layout_width="40dp"
-                                android:layout_height="40dp"
-                                android:text="1"
-                                android:textSize="14sp"
-                                android:textColor="@color/white"
-                                android:textStyle="bold"
-                                android:gravity="center"
-                                android:background="@drawable/bg_track_number"
-                                android:layout_marginEnd="14dp" />
-
-                            <LinearLayout
-                                android:layout_width="0dp"
-                                android:layout_height="wrap_content"
-                                android:layout_weight="1"
-                                android:orientation="vertical">
-
-                                <TextView
-                                    android:id="@+id/track1Title"
-                                    android:layout_width="wrap_content"
-                                    android:layout_height="wrap_content"
-                                    android:text="Song 1"
-                                    android:textSize="15sp"
-                                    android:textStyle="bold"
-                                    android:textColor="@color/black" />
-
-                                <TextView
-                                    android:id="@+id/track1Artist"
-                                    android:layout_width="wrap_content"
-                                    android:layout_height="wrap_content"
-                                    android:text="Artist 1"
-                                    android:textSize="12sp"
-                                    android:textColor="@color/text_secondary" />
-
-                            </LinearLayout>
-
-                            <TextView
-                                android:layout_width="wrap_content"
-                                android:layout_height="wrap_content"
-                                android:text="▶"
-                                android:textSize="16sp"
-                                android:textColor="@color/purple_500" />
-
-                        </LinearLayout>
-
-                        <View
-                            android:layout_width="match_parent"
-                            android:layout_height="1dp"
-                            android:background="@color/track_divider"
-                            android:layout_marginStart="70dp" />
-
-                        
-                        <LinearLayout
-                            android:id="@+id/trackRow2"
-                            android:layout_width="match_parent"
-                            android:layout_height="68dp"
-                            android:orientation="horizontal"
-                            android:gravity="center_vertical"
-                            android:paddingStart="16dp"
-                            android:paddingEnd="16dp"
-                            android:background="?attr/selectableItemBackground"
-                            android:clickable="true"
-                            android:focusable="true">
-
-                            <TextView
-                                android:layout_width="40dp"
-                                android:layout_height="40dp"
-                                android:text="2"
-                                android:textSize="14sp"
-                                android:textColor="@color/white"
-                                android:textStyle="bold"
-                                android:gravity="center"
-                                android:background="@drawable/bg_track_number"
-                                android:layout_marginEnd="14dp" />
-
-                            <LinearLayout
-                                android:layout_width="0dp"
-                                android:layout_height="wrap_content"
-                                android:layout_weight="1"
-                                android:orientation="vertical">
-
-                                <TextView
-                                    android:id="@+id/track2Title"
-                                    android:layout_width="wrap_content"
-                                    android:layout_height="wrap_content"
-                                    android:text="Song 2"
-                                    android:textSize="15sp"
-                                    android:textStyle="bold"
-                                    android:textColor="@color/black" />
-
-                                <TextView
-                                    android:id="@+id/track2Artist"
-                                    android:layout_width="wrap_content"
-                                    android:layout_height="wrap_content"
-                                    android:text="Artist 2"
-                                    android:textSize="12sp"
-                                    android:textColor="@color/text_secondary" />
-
-                            </LinearLayout>
-
-                            <TextView
-                                android:layout_width="wrap_content"
-                                android:layout_height="wrap_content"
-                                android:text="▶"
-                                android:textSize="16sp"
-                                android:textColor="@color/purple_500" />
-
-                        </LinearLayout>
-
-                        <View
-                            android:layout_width="match_parent"
-                            android:layout_height="1dp"
-                            android:background="@color/track_divider"
-                            android:layout_marginStart="70dp" />
-
-                        
-                        <LinearLayout
-                            android:id="@+id/trackRow3"
-                            android:layout_width="match_parent"
-                            android:layout_height="68dp"
-                            android:orientation="horizontal"
-                            android:gravity="center_vertical"
-                            android:paddingStart="16dp"
-                            android:paddingEnd="16dp"
-                            android:background="?attr/selectableItemBackground"
-                            android:clickable="true"
-                            android:focusable="true">
-
-                            <TextView
-                                android:layout_width="40dp"
-                                android:layout_height="40dp"
-                                android:text="3"
-                                android:textSize="14sp"
-                                android:textColor="@color/white"
-                                android:textStyle="bold"
-                                android:gravity="center"
-                                android:background="@drawable/bg_track_number"
-                                android:layout_marginEnd="14dp" />
-
-                            <LinearLayout
-                                android:layout_width="0dp"
-                                android:layout_height="wrap_content"
-                                android:layout_weight="1"
-                                android:orientation="vertical">
-
-                                <TextView
-                                    android:id="@+id/track3Title"
-                                    android:layout_width="wrap_content"
-                                    android:layout_height="wrap_content"
-                                    android:text="Song 3"
-                                    android:textSize="15sp"
-                                    android:textStyle="bold"
-                                    android:textColor="@color/black" />
-
-                                <TextView
-                                    android:id="@+id/track3Artist"
-                                    android:layout_width="wrap_content"
-                                    android:layout_height="wrap_content"
-                                    android:text="Artist 3"
-                                    android:textSize="12sp"
-                                    android:textColor="@color/text_secondary" />
-
-                            </LinearLayout>
-
-                            <TextView
-                                android:layout_width="wrap_content"
-                                android:layout_height="wrap_content"
-                                android:text="▶"
-                                android:textSize="16sp"
-                                android:textColor="@color/purple_500" />
-
-                        </LinearLayout>
-
-                    </LinearLayout>
-
-                </com.google.android.material.card.MaterialCardView>
-
-                
-                <TextView
-                    android:layout_width="wrap_content"
-                    android:layout_height="wrap_content"
-                    android:text="PLATFORM MODULES"
-                    android:textSize="11sp"
-                    android:textStyle="bold"
-                    android:letterSpacing="0.12"
-                    android:textColor="@color/text_secondary"
-                    android:layout_marginBottom="8dp" />
-
-                <com.google.android.material.card.MaterialCardView
-                    android:layout_width="match_parent"
-                    android:layout_height="wrap_content"
-                    android:layout_marginBottom="32dp"
-                    app:cardCornerRadius="16dp"
-                    app:cardElevation="4dp"
-                    app:cardBackgroundColor="@color/white">
-
-                    <LinearLayout
-                        android:layout_width="match_parent"
-                        android:layout_height="wrap_content"
-                        android:orientation="vertical"
-                        android:padding="8dp">
-
-                        
-                        <LinearLayout
-                            android:layout_width="match_parent"
-                            android:layout_height="wrap_content"
-                            android:orientation="horizontal"
-                            android:gravity="center_vertical"
-                            android:padding="12dp">
-
-                            <View
-                                android:layout_width="10dp"
-                                android:layout_height="10dp"
-                                android:background="@drawable/bg_track_number"
-                                android:layout_marginEnd="14dp" />
-
-                            <LinearLayout
-                                android:layout_width="0dp"
-                                android:layout_height="wrap_content"
-                                android:layout_weight="1"
-                                android:orientation="vertical">
-
-                                <TextView
-                                    android:layout_width="wrap_content"
-                                    android:layout_height="wrap_content"
-                                    android:text="platform:core"
-                                    android:textSize="13sp"
-                                    android:textStyle="bold"
-                                    android:textColor="@color/black" />
-
-                                <TextView
-                                    android:layout_width="wrap_content"
-                                    android:layout_height="wrap_content"
-                                    android:text="Pure Kotlin utilities · Result · Disposable"
-                                    android:textSize="11sp"
-                                    android:textColor="@color/text_secondary" />
-
-                            </LinearLayout>
-
-                        </LinearLayout>
-
-                        <View
-                            android:layout_width="match_parent"
-                            android:layout_height="1dp"
-                            android:background="@color/track_divider"
-                            android:layout_marginStart="36dp" />
-
-                        
-                        <LinearLayout
-                            android:layout_width="match_parent"
-                            android:layout_height="wrap_content"
-                            android:orientation="horizontal"
-                            android:gravity="center_vertical"
-                            android:padding="12dp">
-
-                            <View
-                                android:layout_width="10dp"
-                                android:layout_height="10dp"
-                                android:background="@drawable/bg_track_number"
-                                android:layout_marginEnd="14dp" />
-
-                            <LinearLayout
-                                android:layout_width="0dp"
-                                android:layout_height="wrap_content"
-                                android:layout_weight="1"
-                                android:orientation="vertical">
-
-                                <TextView
-                                    android:layout_width="wrap_content"
-                                    android:layout_height="wrap_content"
-                                    android:text="platform:services"
-                                    android:textSize="13sp"
-                                    android:textStyle="bold"
-                                    android:textColor="@color/black" />
-
-                                <TextView
-                                    android:layout_width="wrap_content"
-                                    android:layout_height="wrap_content"
-                                    android:text="Service lifecycle · ServiceRegistry · ordered start/stop"
-                                    android:textSize="11sp"
-                                    android:textColor="@color/text_secondary" />
-
-                            </LinearLayout>
-
-                        </LinearLayout>
-
-                        <View
-                            android:layout_width="match_parent"
-                            android:layout_height="1dp"
-                            android:background="@color/track_divider"
-                            android:layout_marginStart="36dp" />
-
-                        
-                        <LinearLayout
-                            android:layout_width="match_parent"
-                            android:layout_height="wrap_content"
-                            android:orientation="horizontal"
-                            android:gravity="center_vertical"
-                            android:padding="12dp">
-
-                            <View
-                                android:layout_width="10dp"
-                                android:layout_height="10dp"
-                                android:background="@drawable/bg_album_art"
-                                android:layout_marginEnd="14dp" />
-
-                            <LinearLayout
-                                android:layout_width="0dp"
-                                android:layout_height="wrap_content"
-                                android:layout_weight="1"
-                                android:orientation="vertical">
-
-                                <TextView
-                                    android:layout_width="wrap_content"
-                                    android:layout_height="wrap_content"
-                                    android:text="platform:native-bridge"
-                                    android:textSize="13sp"
-                                    android:textStyle="bold"
-                                    android:textColor="@color/black" />
-
-                                <TextView
-                                    android:layout_width="wrap_content"
-                                    android:layout_height="wrap_content"
-                                    android:text="JNI boundary · Kotlin ↔ C++ · NativeEngine"
-                                    android:textSize="11sp"
-                                    android:textColor="@color/text_secondary" />
-
-                            </LinearLayout>
-
-                        </LinearLayout>
-
-                        <View
-                            android:layout_width="match_parent"
-                            android:layout_height="1dp"
-                            android:background="@color/track_divider"
-                            android:layout_marginStart="36dp" />
-
-                        
-                        <LinearLayout
-                            android:layout_width="match_parent"
-                            android:layout_height="wrap_content"
-                            android:orientation="horizontal"
-                            android:gravity="center_vertical"
-                            android:padding="12dp">
-
-                            <View
-                                android:layout_width="10dp"
-                                android:layout_height="10dp"
-                                android:background="@drawable/bg_album_art"
-                                android:layout_marginEnd="14dp" />
-
-                            <LinearLayout
-                                android:layout_width="0dp"
-                                android:layout_height="wrap_content"
-                                android:layout_weight="1"
-                                android:orientation="vertical">
-
-                                <TextView
-                                    android:layout_width="wrap_content"
-                                    android:layout_height="wrap_content"
-                                    android:text="features:playback"
-                                    android:textSize="13sp"
-                                    android:textStyle="bold"
-                                    android:textColor="@color/black" />
-
-                                <TextView
-                                    android:layout_width="wrap_content"
-                                    android:layout_height="wrap_content"
-                                    android:text="Isolated feature · play · pause · stop · state"
-                                    android:textSize="11sp"
-                                    android:textColor="@color/text_secondary" />
-
-                            </LinearLayout>
-
-                        </LinearLayout>
-
-                        <View
-                            android:layout_width="match_parent"
-                            android:layout_height="1dp"
-                            android:background="@color/track_divider"
-                            android:layout_marginStart="36dp" />
-
-                        
-                        <LinearLayout
-                            android:layout_width="match_parent"
-                            android:layout_height="wrap_content"
-                            android:orientation="horizontal"
-                            android:gravity="center_vertical"
-                            android:padding="12dp">
-
-                            <View
-                                android:layout_width="10dp"
-                                android:layout_height="10dp"
-                                android:background="@drawable/bg_album_art"
-                                android:layout_marginEnd="14dp" />
-
-                            <LinearLayout
-                                android:layout_width="0dp"
-                                android:layout_height="wrap_content"
-                                android:layout_weight="1"
-                                android:orientation="vertical">
-
-                                <TextView
-                                    android:layout_width="wrap_content"
-                                    android:layout_height="wrap_content"
-                                    android:text="features:library"
-                                    android:textSize="13sp"
-                                    android:textStyle="bold"
-                                    android:textColor="@color/black" />
-
-                                <TextView
-                                    android:layout_width="wrap_content"
-                                    android:layout_height="wrap_content"
-                                    android:text="Isolated feature · track list · selection"
-                                    android:textSize="11sp"
-                                    android:textColor="@color/text_secondary" />
-
-                            </LinearLayout>
-
-                        </LinearLayout>
-
-                    </LinearLayout>
-
-                </com.google.android.material.card.MaterialCardView>
-
-            </LinearLayout>
-
-        </LinearLayout>
-
-    </androidx.core.widget.NestedScrollView>
-
-</androidx.coordinatorlayout.widget.CoordinatorLayout>
+</FrameLayout>
<!-- resource entries referenced after the edit -->
@@ -1,28 +1,17 @@
 <!-- resources referenced by this layout -->
 <resources>
-  <color name="black">#FF000000</color>
-  <color name="chip_idle_bg">#FFE5E7EB</color>
-  <color name="header_bg">#FF1A1A2E</color>
-  <color name="purple_500">#FF6200EE</color>
-  <color name="purple_700">#FF3700B3</color>
-  <color name="surface_light">#FFF5F5F5</color>
+  <color name="chip_selected_bg">#FF03DAC5</color>
+  <color name="chip_text_selected">#FF000000</color>
+  <color name="chip_text_unselected">#CCFFFFFF</color>
+  <color name="chip_unselected_bg">#33FFFFFF</color>
+  <color name="frame_bg">#FF000000</color>
+  <color name="overlay_bg">#CC000000</color>
+  <color name="permission_bg">#FF121212</color>
+  <color name="status_text">#99FFFFFF</color>
   <color name="teal_200">#FF03DAC5</color>
-  <color name="teal_700">#FF018786</color>
-  <color name="text_secondary">#FF6B7280</color>
-  <color name="track_divider">#FFE5E7EB</color>
   <color name="white">#FFFFFFFF</color>
-  <!-- drawable bg_album_art (drawable) -->
-  <?xml version="1.0" encoding="utf-8"?>
-  <shape xmlns:android="http://schemas.android.com/apk/res/android"
-      android:shape="oval">
-      <solid android:color="@color/purple_700" />
-  </shape>
-  <!-- drawable bg_track_number (drawable) -->
-  <?xml version="1.0" encoding="utf-8"?>
-  <shape xmlns:android="http://schemas.android.com/apk/res/android"
-      android:shape="oval">
-      <solid android:color="@color/teal_700" />
-  </shape>
+  <string name="grant_permission">Grant Permission</string>
+  <string name="permission_required">Camera permission is required to use this app.</string>
   <style name="Theme.PlatformSandbox" parent="Theme.MaterialComponents.DayNight.NoActionBar">
           <item name="colorPrimary">@color/purple_500</item>
           <item name="colorPrimaryVariant">@color/purple_700</item>
@@ -32,5 +21,9 @@
           <item name="colorOnSecondary">@color/black</item>
           <item name="android:statusBarColor">?attr/colorPrimaryVariant</item>
       </style>
+  <color name="purple_500">#FF6200EE</color>
+  <color name="purple_700">#FF3700B3</color>
+  <color name="teal_700">#FF018786</color>
+  <color name="black">#FF000000</color>
 </resources>
 
